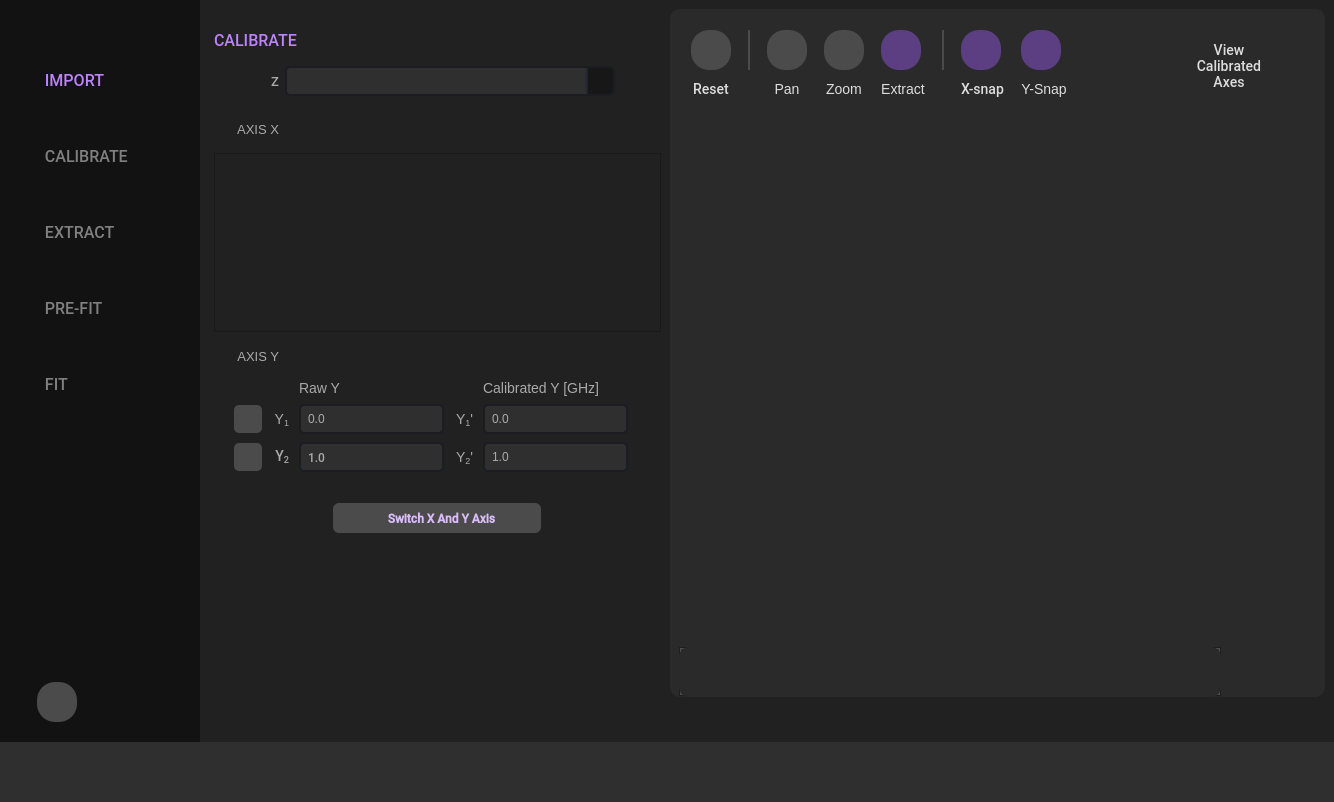
The window that resources/ui_window.ui (scqubits/qfit) describes before a commit, drawn with Qt 5.
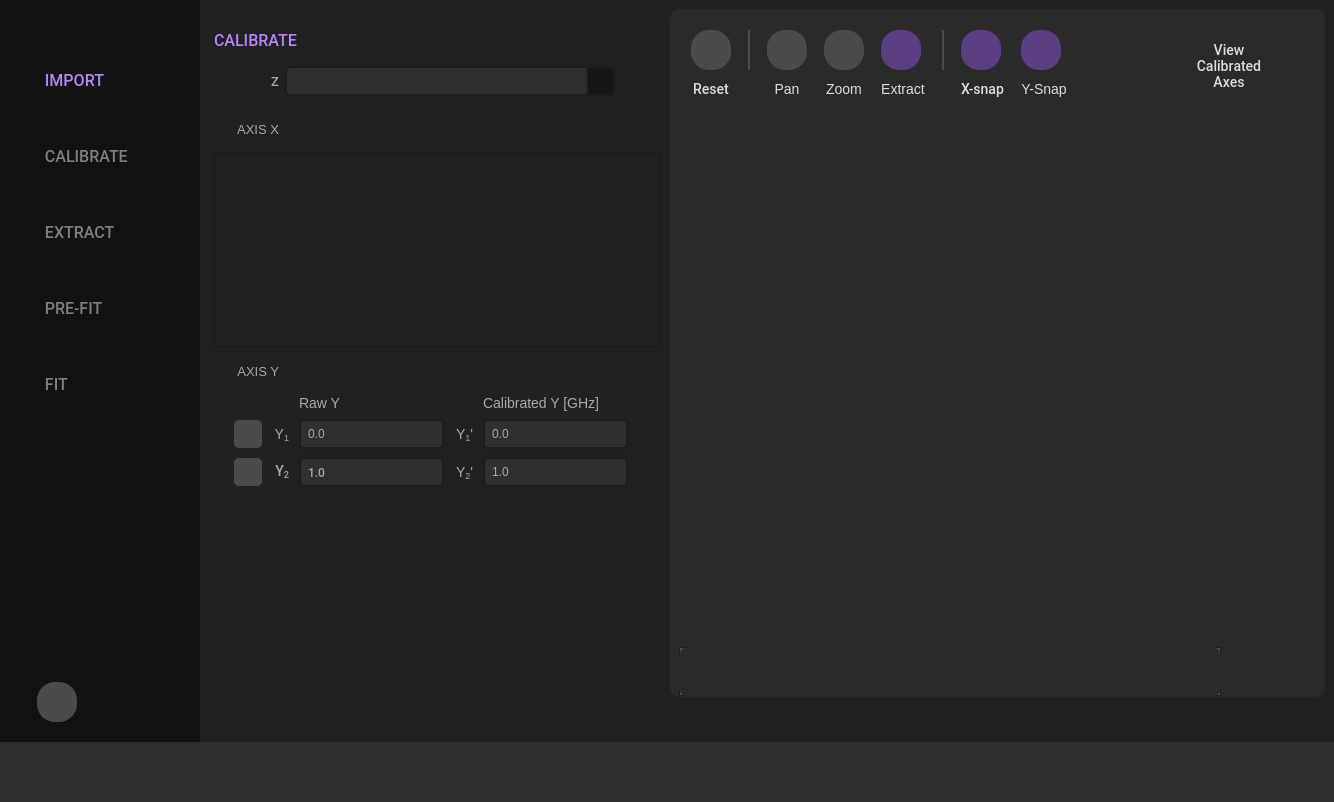
The same window after the commit. The open tabs and pages were chosen to show the change. Icons and pictures are not drawn. Custom widgets are drawn as their Qt base class.

Commit message: remove swap XY

```diff
--- a/resources/ui_window.ui
+++ b/resources/ui_window.ui
@@ -2296,8 +2296,8 @@
                   <rect>
                    <x>0</x>
                    <y>0</y>
-                   <width>98</width>
-                   <height>28</height>
+                   <width>439</width>
+                   <height>180</height>
                   </rect>
                  </property>
                  <layout class="QVBoxLayout" name="verticalLayout_5"/>
@@ -2852,62 +2852,7 @@
               </item>
               <item>
                <widget class="QWidget" name="widget_7" native="true">
-                <layout class="QHBoxLayout" name="horizontalLayout_14">
-                 <item>
-                  <widget class="QPushButton" name="swapXYButton">
-                   <property name="enabled">
-                    <bool>true</bool>
-                   </property>
-                   <property name="sizePolicy">
-                    <sizepolicy hsizetype="Fixed" vsizetype="Fixed">
-                     <horstretch>0</horstretch>
-                     <verstretch>0</verstretch>
-                    </sizepolicy>
-                   </property>
-                   <property name="minimumSize">
-                    <size>
-                     <width>208</width>
-                     <height>30</height>
-                    </size>
-                   </property>
-                   <property name="font">
-                    <font>
-                     <family>Roboto Medium</family>
-                     <bold>true</bold>
-                    </font>
-                   </property>
-                   <property name="cursor">
-                    <cursorShape>ArrowCursor</cursorShape>
-                   </property>
-                   <property name="styleSheet">
-                    <string notr="true">QPushButton {
-color: #DBBCFB;
-background-color: #4B4B4B;
-border-radius: 6px;
-}
-
-QPushButton:pressed {
-color: #A08CB5;
-background-color: #353535;
-icon: url(:/icons/svg/updown-pressed.svg);
-}</string>
-                   </property>
-                   <property name="text">
-                    <string>   Switch X And Y Axis</string>
-                   </property>
-                   <property name="icon">
-                    <iconset resource="resources.qrc">
-                     <normaloff>:/icons/svg/updown.svg</normaloff>:/icons/svg/updown.svg</iconset>
-                   </property>
-                   <property name="iconSize">
-                    <size>
-                     <width>14</width>
-                     <height>16</height>
-                    </size>
-                   </property>
-                  </widget>
-                 </item>
-                </layout>
+                <layout class="QHBoxLayout" name="horizontalLayout_14"/>
                </widget>
               </item>
               <item>
```
The commit also changes 4 other files.
